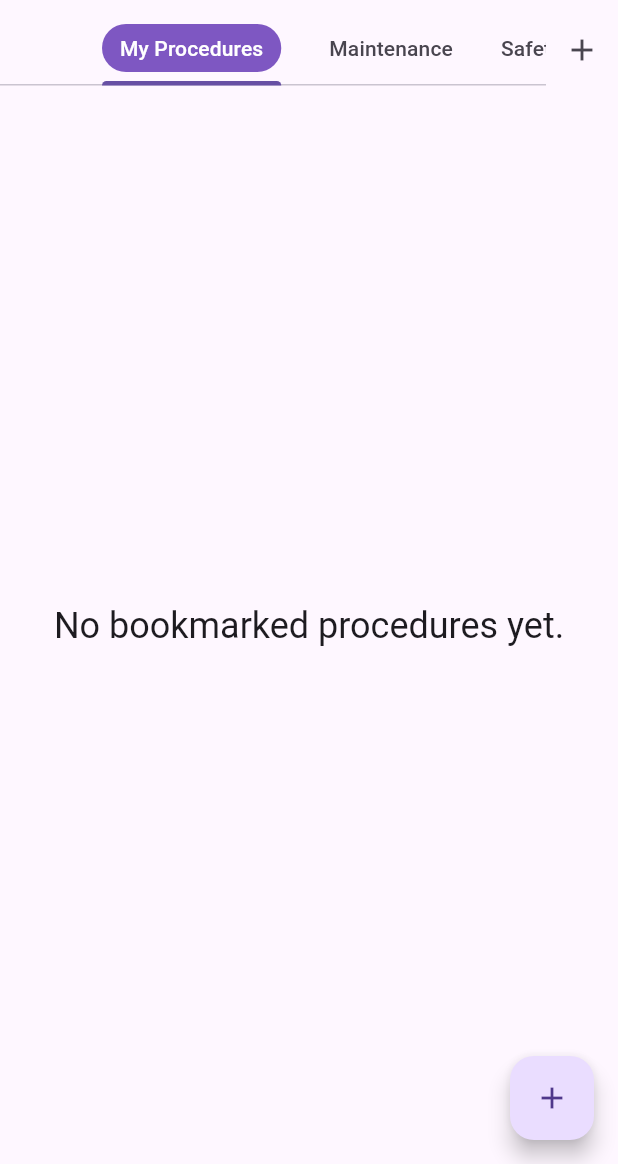
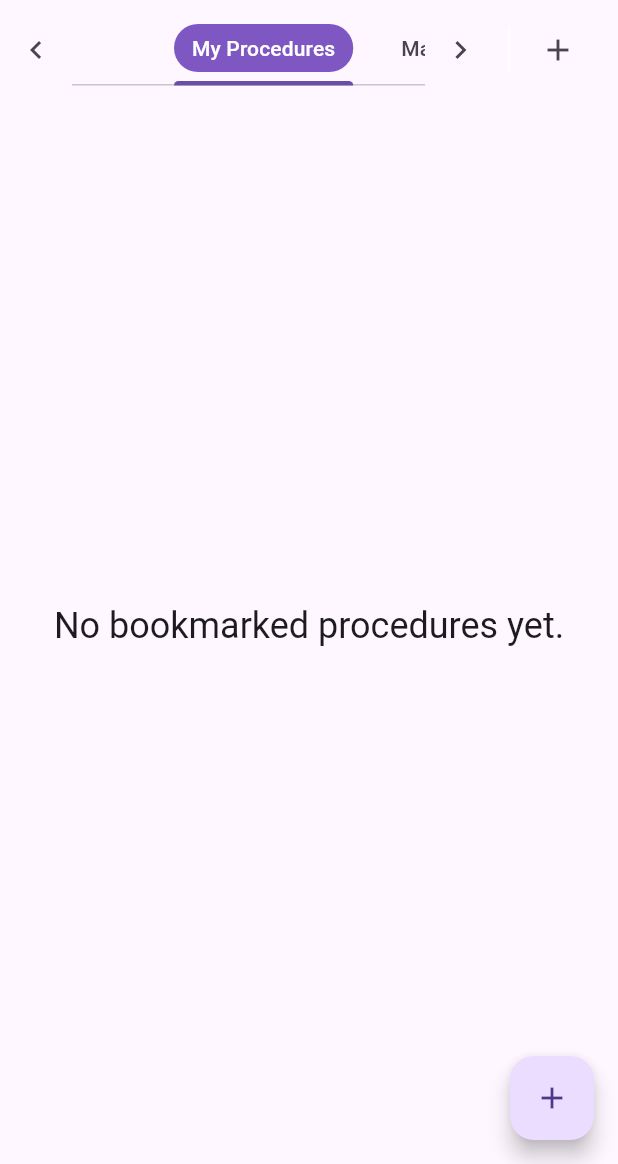
Before and after one commit to isheikh8492/MIFtek_Assist, a Flutter app: the screen it shows after launch, on a phone screen of 412 x 824 dp, the part 72-1236 px from its top. Run offline on Flutter 3.47's test engine with Material 3 defaults, Android fonts, the phone set to English and light mode, and no system bars.

Commit message:
too many topics issue fix

```diff
--- a/lib/screens/main_page.dart
+++ b/lib/screens/main_page.dart
@@ -26,12 +26,36 @@ class _MainPageState extends State<MainPage> with TickerProviderStateMixin {
   String _searchQuery = '';
   int? _highlightedProcedureId;
 
+  late ScrollController _tabScrollController;
+
+  bool _showScrollButtons = false;
 
   @override
   void initState() {
     super.initState();
     _initializeTabController();
     _loadSampleData(); // Load sample data
+    _tabScrollController = ScrollController()
+      ..addListener(() {
+        _checkIfScrollable();
+      });
+  }
+
+  void _checkIfScrollable() {
+    WidgetsBinding.instance.addPostFrameCallback((_) {
+      if (_tabScrollController.hasClients &&
+          _tabScrollController.position.maxScrollExtent > 0) {
+        if (!_showScrollButtons) {
+          setState(() {
+            _showScrollButtons = true;
+          });
+        }
+      } else if (_showScrollButtons) {
+        setState(() {
+          _showScrollButtons = false;
+        });
+      }
+    });
   }
 
   Future<void> _loadSampleData() async {
@@ -56,8 +80,6 @@ class _MainPageState extends State<MainPage> with TickerProviderStateMixin {
     }
   }
 
-
-
   void _initializeTabController() {
     _tabController = TabController(
       length: _topics.length + 1, // +1 for My Procedures
@@ -73,14 +95,37 @@ class _MainPageState extends State<MainPage> with TickerProviderStateMixin {
         vsync: this,
       );
     });
+    _checkIfScrollable();
   }
+
 
   @override
   void dispose() {
     _tabController.dispose();
     _categoryController.dispose();
     _focusNode.dispose();
+    _tabScrollController.dispose();
     super.dispose();
+  }
+
+  void _scrollTabBar(double offset) {
+    double newOffset = _tabScrollController.offset + offset;
+
+    // Prevent over-scrolling to the left
+    if (newOffset < 0) {
+      newOffset = 0;
+    }
+
+    // Prevent over-scrolling to the right
+    if (newOffset > _tabScrollController.position.maxScrollExtent) {
+      newOffset = _tabScrollController.position.maxScrollExtent;
+    }
+
+    _tabScrollController.animateTo(
+      newOffset,
+      duration: Duration(milliseconds: 300),
+      curve: Curves.ease,
+    );
   }
 
   void _addNewCategory(String newCategory) {
@@ -146,24 +191,59 @@ class _MainPageState extends State<MainPage> with TickerProviderStateMixin {
     );
   }
 
-
-
   PreferredSizeWidget _buildTabBar() {
     return PreferredSize(
       preferredSize: const Size.fromHeight(50.0),
       child: SizedBox(
         height: 50,
+        child: GestureDetector(
+          behavior: HitTestBehavior.translucent,
+          onTap: () {
+            if (_isAddingCategory) {
+              setState(() {
+                _isAddingCategory = false;
+              });
+            }
+          },
           child: Row(
             children: [
+              if (_showScrollButtons)
+                IconButton(
+                  icon: const Icon(Icons.chevron_left),
+                  onPressed: () =>
+                      _scrollTabBar(-200), // Scroll left by 200 pixels
+                ),
               Expanded(
-              child: TabBar(
+                child: GestureDetector(
+  onHorizontalDragUpdate: (details) {
+    // Calculate the new scroll offset
+    double newOffset = _tabScrollController.offset - details.delta.dx;
+
+    // Prevent over-scrolling to the left
+    if (newOffset < 0) {
+      newOffset = 0;
+    }
+
+    // Prevent over-scrolling to the right
+    if (newOffset > _tabScrollController.position.maxScrollExtent) {
+      newOffset = _tabScrollController.position.maxScrollExtent;
+    }
+
+    _tabScrollController.jumpTo(newOffset);
+  },
+  child: SingleChildScrollView(
+    controller: _tabScrollController,
+    scrollDirection: Axis.horizontal,
+    physics: const ClampingScrollPhysics(), // Disable visual scrollbar
+    child: Row(
+      children: [
+        TabBar(
           controller: _tabController,
           isScrollable: true,
           tabs: [
             Tab(
               child: Container(
-                      padding: const EdgeInsets.symmetric(
-                          horizontal: 12, vertical: 6),
+                padding: const EdgeInsets.symmetric(horizontal: 12, vertical: 6),
                 decoration: BoxDecoration(
                   color: Colors.deepPurple[400],
                   borderRadius: BorderRadius.circular(20),
@@ -177,12 +257,39 @@ class _MainPageState extends State<MainPage> with TickerProviderStateMixin {
             ..._topics.map((topic) => Tab(text: topic.title)),
           ],
         ),
+      ],
     ),
-            if (_isAddingCategory)
-              _buildNewCategoryInput()
-            else
-              _buildAddCategoryButton(),
+  ),
+),
+              ),
+              if (_showScrollButtons)
+                IconButton(
+                  icon: const Icon(Icons.chevron_right),
+                  onPressed: () =>
+                      _scrollTabBar(200), // Scroll right by 200 pixels
+                ),
+              // Separator between the tab bar and the add button
+              Container(
+                width: 1, // Width of the separator
+                height: 30, // Height of the separator
+                color: Colors.white, // Color of the separator
+                margin: const EdgeInsets.symmetric(horizontal: 8),
+              ),
+              if (!_isAddingCategory) // Hide "+" button when adding a new category
+                Padding(
+                  padding: const EdgeInsets.only(right: 16),
+                  child: IconButton(
+                    icon: const Icon(Icons.add),
+                    onPressed: () {
+                      setState(() {
+                        _isAddingCategory = true;
+                      });
+                    },
+                  ),
+                ),
+              if (_isAddingCategory) _buildNewCategoryInput(),
             ],
+          ),
         ),
       ),
     );
@@ -191,7 +298,7 @@ class _MainPageState extends State<MainPage> with TickerProviderStateMixin {
   Widget _buildNewCategoryInput() {
     return Container(
       width: 200, // Give a fixed width here to avoid unbounded issues
-      margin: const EdgeInsets.only(right: 10),
+      margin: const EdgeInsets.only(left: 10, right: 10),
       child: TextField(
         controller: _categoryController,
         focusNode: _focusNode,
@@ -211,17 +318,6 @@ class _MainPageState extends State<MainPage> with TickerProviderStateMixin {
           _addNewCategory(value);
         },
       ),
-    );
-  }
-
-  Widget _buildAddCategoryButton() {
-    return IconButton(
-      icon: const Icon(Icons.add),
-      onPressed: () {
-        setState(() {
-          _isAddingCategory = true; // Start adding category
-        });
-      },
     );
   }
 
@@ -257,8 +353,6 @@ class _MainPageState extends State<MainPage> with TickerProviderStateMixin {
       ),
     );
   }
-
-
 
   Widget _buildHighlightedText(String text, String query) {
     if (query.isEmpty || !text.toLowerCase().contains(query.toLowerCase())) {
@@ -361,12 +455,6 @@ class _MainPageState extends State<MainPage> with TickerProviderStateMixin {
           onSave:
               (String newTitle, List<String> newSteps, Topic? selectedTopic) {
             setState(() {
-              // _bookmarkedProcedures.add(Procedure(
-              //   title: newTitle,
-              //   steps: newSteps,
-              //   topicId: selectedTopic?.id,
-              // ));
-
               if (selectedTopic != null) {
                 _procedures.add(Procedure(
                   title: newTitle,
```
Also changed, not shown: 1 other file. Lines whose indentation alone changed are shown as unchanged.
